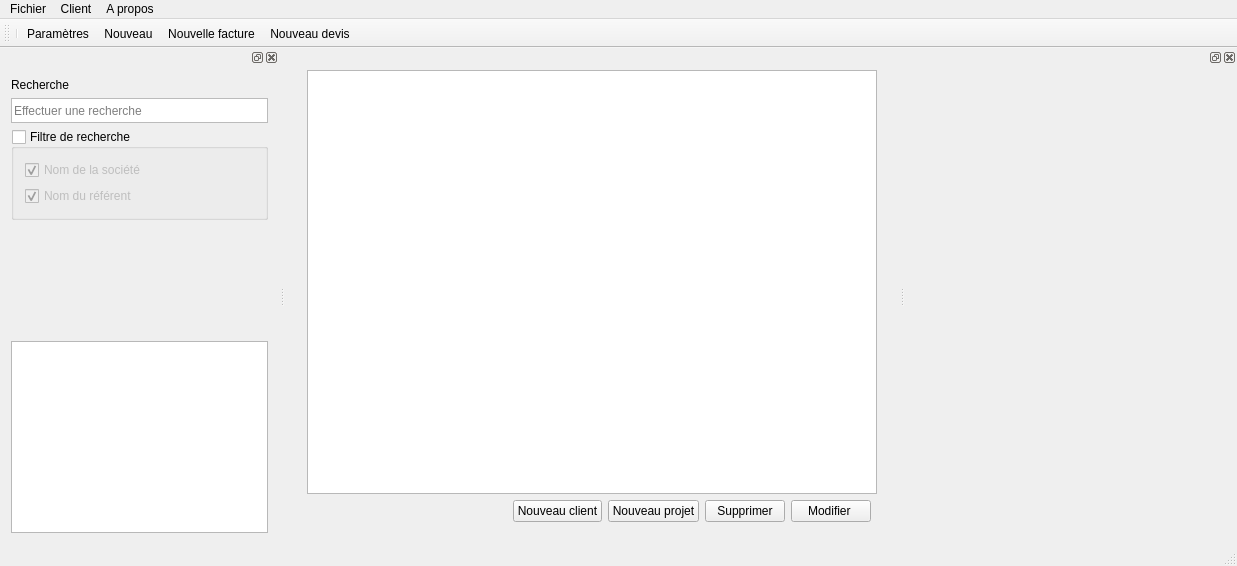
This is src/mainwindow.ui in FACT-Team/FactDev as Qt 5 draws it before an edit. The edited form follows.
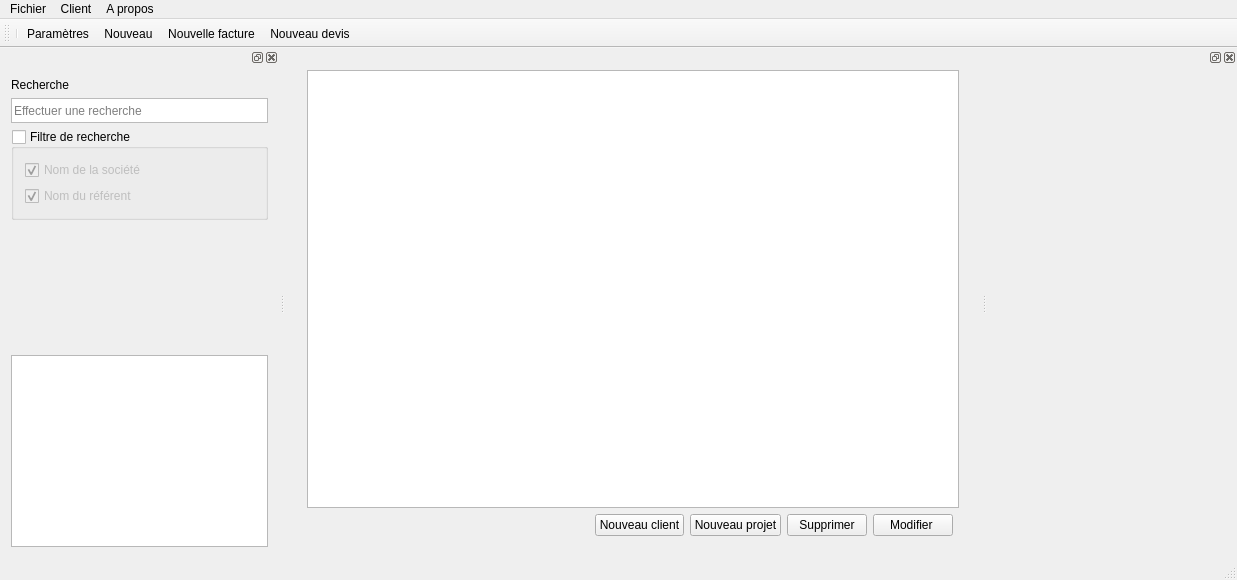
This is the edited form. Icons and pictures are not drawn. Custom widgets are drawn as their Qt base class.

Commit message: Add hides() for demo sprint 1

```diff
--- a/src/mainwindow.ui
+++ b/src/mainwindow.ui
@@ -7,7 +7,7 @@
     <x>0</x>
     <y>0</y>
     <width>1237</width>
-    <height>566</height>
+    <height>580</height>
    </rect>
   </property>
   <property name="windowTitle">
@@ -276,7 +276,7 @@
   <widget class="QDockWidget" name="dockWidget_2">
    <property name="minimumSize">
     <size>
-     <width>332</width>
+     <width>250</width>
      <height>466</height>
     </size>
    </property>
```
Left out of the diff: 2 changed lines with no effect on the pictures. The commit also changes 2 other files.
